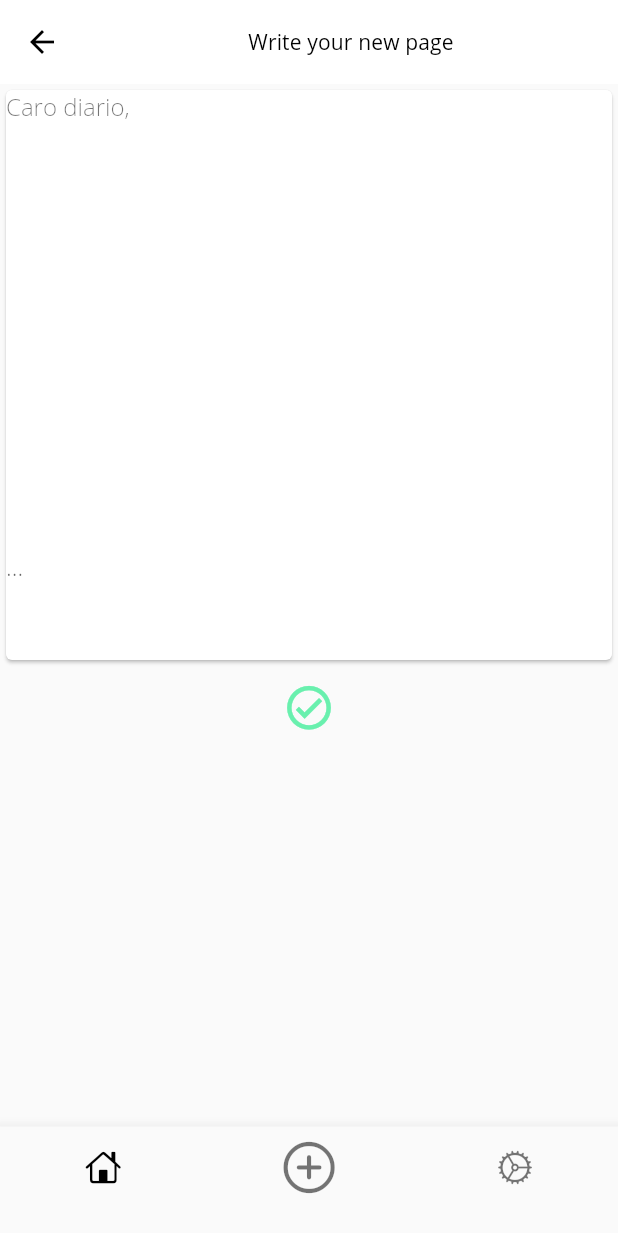
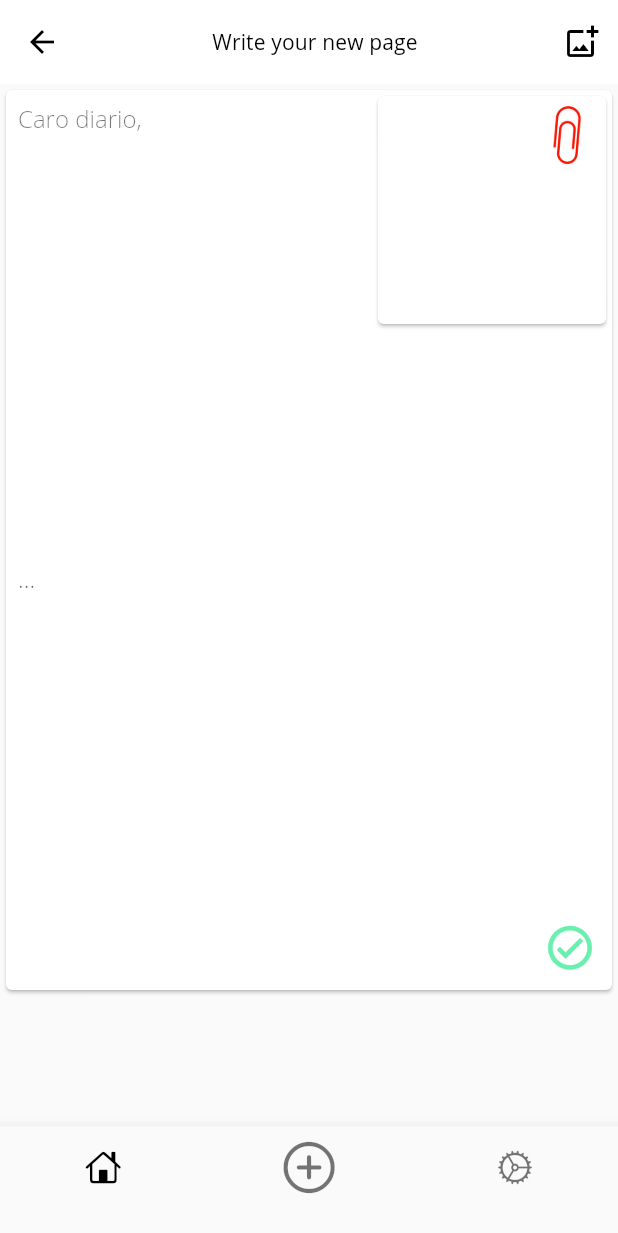
Before and after one commit to LeonardoSimi/caro_diario, a Flutter app: the DiaryPage screen opened by its route, on a phone screen of 412 x 824 dp. Shown: the top 1233 px of the screen. Run offline on Flutter 3.47's test engine with Material 2 defaults, Android fonts, the phone set to English and light mode, and no system bars; our stand-ins replace adaptive_theme, card_swiper, image_picker, local_auth, package_info_plus, settings_ui and 2 more; missing offline and left inert: short_uuids; accounts and stored records are empty.

Commit message:
added image support for sqfl, shows on create

```diff
--- a/lib/helpers/db_helper.dart
+++ b/lib/helpers/db_helper.dart
@@ -9,7 +9,7 @@ class DBHelper {
         onCreate: (db, version) {
       print('db creato');
           return db.execute(
-              'CREATE TABLE user_diary(id TEXT, title TEXT, body TEXT, date TEXT)');
+              'CREATE TABLE user_diary(id TEXT, title TEXT, body TEXT, date TEXT, picture TEXT)');
         }, version: 2);
   }
 
--- a/lib/widgets/diary_page.dart
+++ b/lib/widgets/diary_page.dart
@@ -4,6 +4,7 @@ import 'package:intl/intl.dart';
 import 'package:short_uuids/short_uuids.dart';
 import 'package:flutter/material.dart';
 import 'package:provider/provider.dart';
+import 'package:image_picker/image_picker.dart';
 
 import './diary_list.dart';
 import './bottom_nav_bar.dart';
@@ -20,13 +21,15 @@ class _DiaryPageState extends State<DiaryPage> {
   late TextEditingController _titleController;
   late TextEditingController _bodyController;
   late FocusNode _focusNode;
+  File? _storedImage;
 
   @override
   void initState() {
     super.initState();
     _titleController = TextEditingController(text: 'Caro diario, ');
     _bodyController = TextEditingController();
-    _focusNode = FocusNode();
+    _focusNode = new FocusNode();
+    _focusNode.addListener(() => print('focusNode updated: hasFocus: ${_focusNode.hasFocus}'));
   }
 
   @override
@@ -35,6 +38,10 @@ class _DiaryPageState extends State<DiaryPage> {
     _bodyController.dispose();
     _focusNode.dispose();
     super.dispose();
+  }
+
+  void setFocus(){
+    FocusScope.of(context).requestFocus(_focusNode);
   }
 
   void _saveDiaryPage() {
@@ -49,9 +56,18 @@ class _DiaryPageState extends State<DiaryPage> {
     DateTime now = DateTime.now();
     String dateTimeFormatted = DateFormat('yMd - kk:mm').format(now);
     Provider.of<DiaryList>(context, listen: false).addPage(
-        id.toString(), _titleController.text, _bodyController.text, dateTimeFormatted);
+        id.toString(), _titleController.text, _bodyController.text, dateTimeFormatted,);
     print('saved page');
     Navigator.pushReplacementNamed(context, MainDiaryScreen.routeName);
+  }
+
+  Future<void> addImage() async {
+    final ImagePicker _picker = ImagePicker();
+    final XFile? image = await _picker.pickImage(source: ImageSource.gallery);
+    Provider.of<DiaryList>(context, listen: false).getImagePath(image!);
+    setState(() {
+      _storedImage = File(image.path);
+    });
   }
 
   @override
@@ -59,14 +75,22 @@ class _DiaryPageState extends State<DiaryPage> {
     var height = MediaQuery.of(context).size.height - AppBar().preferredSize.height - 30;
 
     return Scaffold(
-      appBar: AppBar(elevation: 0, shadowColor: null, title: Center(child: Text('Write your new page', style: Theme.of(context).textTheme.subtitle2, textAlign: TextAlign.center,)),),
+      resizeToAvoidBottomInset: false,
+      appBar: AppBar(elevation: 0, shadowColor: null, title: Center(child: Text('Write your new page', style: Theme.of(context).textTheme.subtitle2, textAlign: TextAlign.center,)),
+      actions: [
+        IconButton(onPressed: addImage, icon: Icon(Icons.add_photo_alternate_outlined))
+      ],),
       bottomNavigationBar: BottomNavBar(),
       body: Column(
         children: [
           Center(
             child: Container(
-            height: height - 350,
+            height: height - 130,
             child: Card(
+              child: Stack(
+                children: [
+                  Padding(
+                    padding: const EdgeInsets.all(8.0),
                     child: SingleChildScrollView(
                     child: Column(
                         children: [
@@ -91,16 +115,34 @@ class _DiaryPageState extends State<DiaryPage> {
                           )
                       ),
                   ),
+                Align(
+                  alignment: Alignment.topRight,
+                child: ConstrainedBox(
+                    constraints: BoxConstraints.tight(Size.fromRadius(80)),
+                    child: Card(
+                      child: _storedImage == null ? null : Image.file(_storedImage!),))),
+                  Align(
+                    alignment: Alignment.topRight,
+                    child: ConstrainedBox(
+                        constraints: BoxConstraints.tight(Size.fromRadius(30)),
+                        child: Image.asset('assets/images/paper-clip.png')),
                   ),
-          ),
-          FloatingActionButton(
+                  Align(
+                    alignment: Alignment.bottomRight,
+                    child: FloatingActionButton(
                         backgroundColor: Colors.transparent,
                         elevation: 0,
                         tooltip: 'Add your new page',
                         hoverColor: null,
                         focusColor: null,
                         onPressed: _saveDiaryPage,
-              child: Icon((Icons.check_circle_outline_sharp), size: 35, color: Colors.greenAccent,))
+                        child: Icon((Icons.check_circle_outline_sharp), size: 35, color: Colors.greenAccent,)),
+                  ),
+                ]
+              ),
+                ),
+              ),
+          ),
             ]
       ),
     );
--- a/pubspec.yaml
+++ b/pubspec.yaml
@@ -61,6 +61,7 @@ flutter:
   assets:
     - assets/privacy_policy.txt
     - assets/images/carodiarioUNC.gif
+    - assets/images/paper-clip.png
 
   # An image asset can refer to one or more resolution-specific "variants", see
   # https://flutter.dev/assets-and-images/#resolution-aware.
```
Also changed, not shown: lib/models/DImage.dart (deleted, +0 -7 lines), lib/widgets/diary_list.dart (+14 -6 lines), assets/images/paper-clip.png (added). Lines whose indentation alone changed are shown as unchanged.
